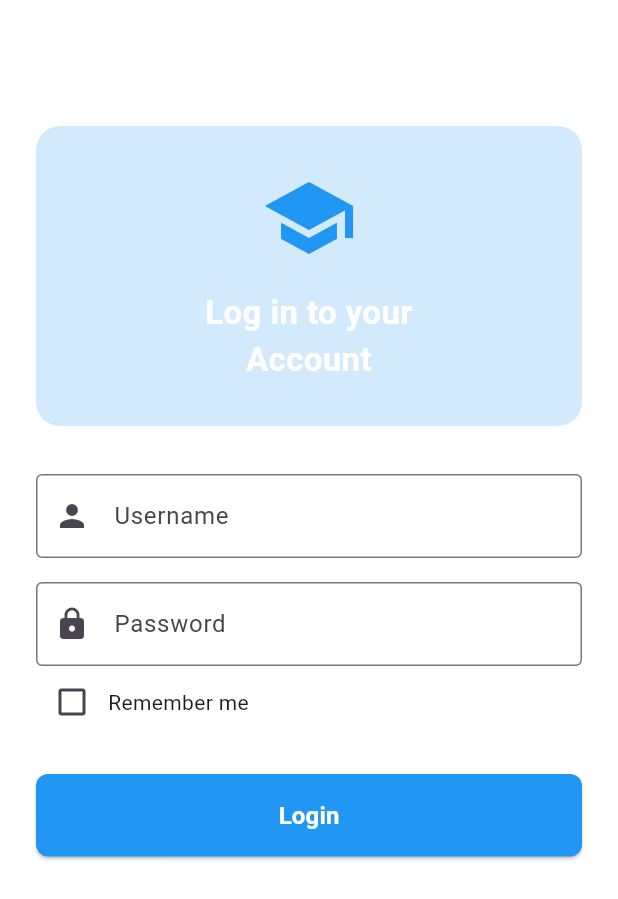
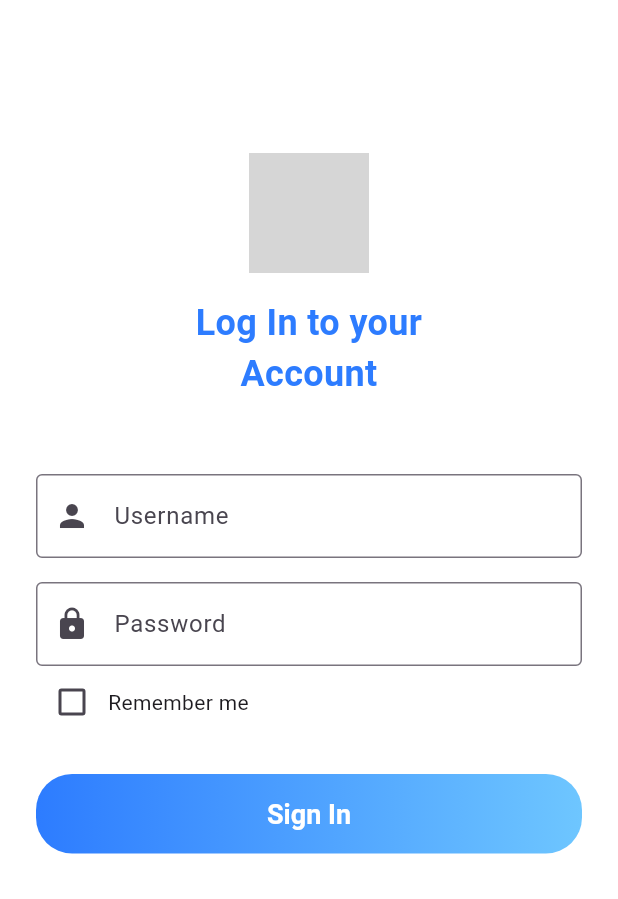
Before and after one commit to JinKaidou/MVP, a Flutter app: the screen it shows after launch, on a phone screen of 412 x 824 dp. Shown: the top 899 px of the screen. Run offline on Flutter 3.47's test engine with Material 3 defaults, Android fonts, the phone set to English and light mode, and no system bars; our stand-ins replace shared_preferences; grey boxes are pictures that could not be loaded.

Commit message:
update all folders

```diff
--- a/lib/screens/login_screen.dart
+++ b/lib/screens/login_screen.dart
@@ -29,22 +29,22 @@ class _LoginScreenState extends State<LoginScreen> {
               Container(
                 height: 200,
                 decoration: BoxDecoration(
-                  color: Colors.blue.withOpacity(0.2),
+                  color: Colors.transparent,
                   borderRadius: BorderRadius.circular(16),
                 ),
                 child: Center(
                   child: Column(
                     mainAxisAlignment: MainAxisAlignment.center,
                     children: [
-                      Icon(Icons.school, size: 64, color: Colors.blue),
+                      Image.asset('assets/icon/CGAI_logo.png', height: 80),
                       const SizedBox(height: 16),
                       const Text(
-                        'Log in to your\nAccount',
+                        'Log In to your\nAccount',
                         textAlign: TextAlign.center,
                         style: TextStyle(
-                          fontSize: 22,
+                          fontSize: 24,
                           fontWeight: FontWeight.bold,
-                          color: Colors.white,
+                          color: Color(0xFF2D7CFF),
                         ),
                       ),
                     ],
@@ -94,26 +94,41 @@ class _LoginScreenState extends State<LoginScreen> {
               const SizedBox(height: 24),
 
               // Login button
-              ElevatedButton(
+              Container(
+                decoration: BoxDecoration(
+                  gradient: const LinearGradient(
+                    colors: [Color(0xFF2D7CFF), Color(0xFF6EC6FF)],
+                    begin: Alignment.centerLeft,
+                    end: Alignment.centerRight,
+                  ),
+                  borderRadius: BorderRadius.circular(24),
+                ),
+                child: ElevatedButton(
                   style: ElevatedButton.styleFrom(
-                  backgroundColor: Colors.blue,
+                    backgroundColor: Colors.transparent,
+                    shadowColor: Colors.transparent,
                     foregroundColor: Colors.white,
                     padding: const EdgeInsets.symmetric(vertical: 16),
                     shape: RoundedRectangleBorder(
-                    borderRadius: BorderRadius.circular(8),
+                      borderRadius: BorderRadius.circular(24),
+                    ),
+                    textStyle: const TextStyle(
+                      fontSize: 18,
+                      fontWeight: FontWeight.bold,
                     ),
                   ),
                   onPressed: () {
-                  // In a real app, you would authenticate here
-                  // For simplicity, we're just navigating to the chat screen
                     Navigator.push(
                       context,
-                    MaterialPageRoute(builder: (context) => const ChatScreen()),
+                      MaterialPageRoute(
+                        builder: (context) => const ChatScreen(),
+                      ),
                     );
                   },
                   child: const Text(
-                  'Login',
-                  style: TextStyle(fontSize: 16, fontWeight: FontWeight.bold),
+                    'Sign In',
+                    style: TextStyle(fontSize: 18, fontWeight: FontWeight.bold),
+                  ),
                 ),
               ),
             ],
--- a/lib/screens/map_screen.dart
+++ b/lib/screens/map_screen.dart
@@ -26,10 +26,7 @@ class MapScreen extends StatelessWidget {
           minScale: 0.5,
           maxScale: 4.0,
           child: Center(
-            child: Image.asset(
-              'assets/images/school_map.png',
-              fit: BoxFit.contain,
-            ),
+            child: Image.asset('assets/images/USTP.png', fit: BoxFit.contain),
           ),
         ),
       ),
```
Lines whose indentation alone changed are shown as unchanged.
